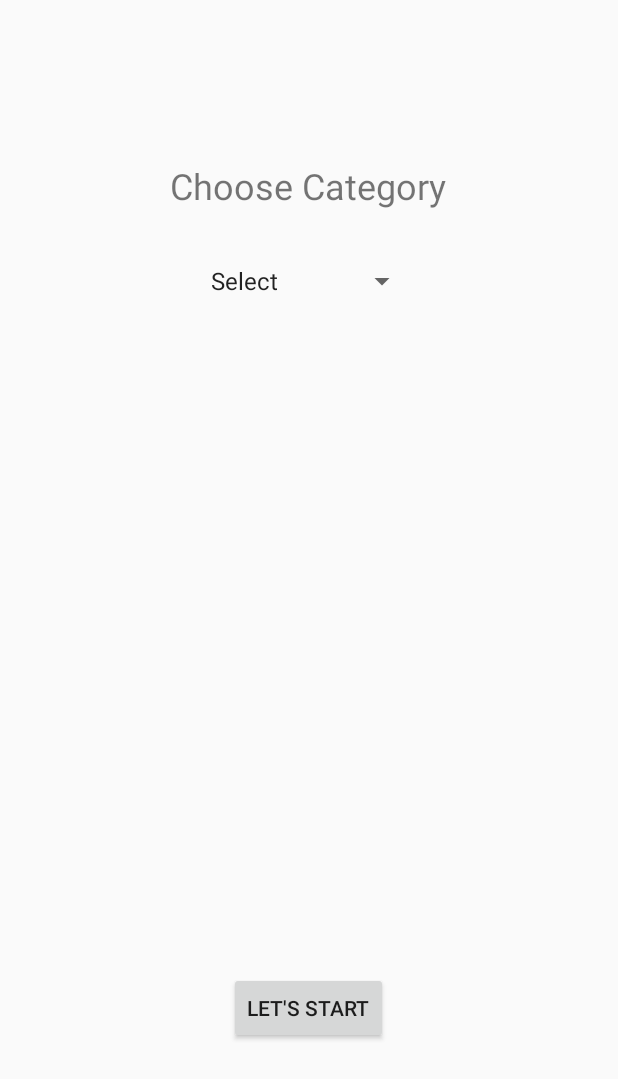
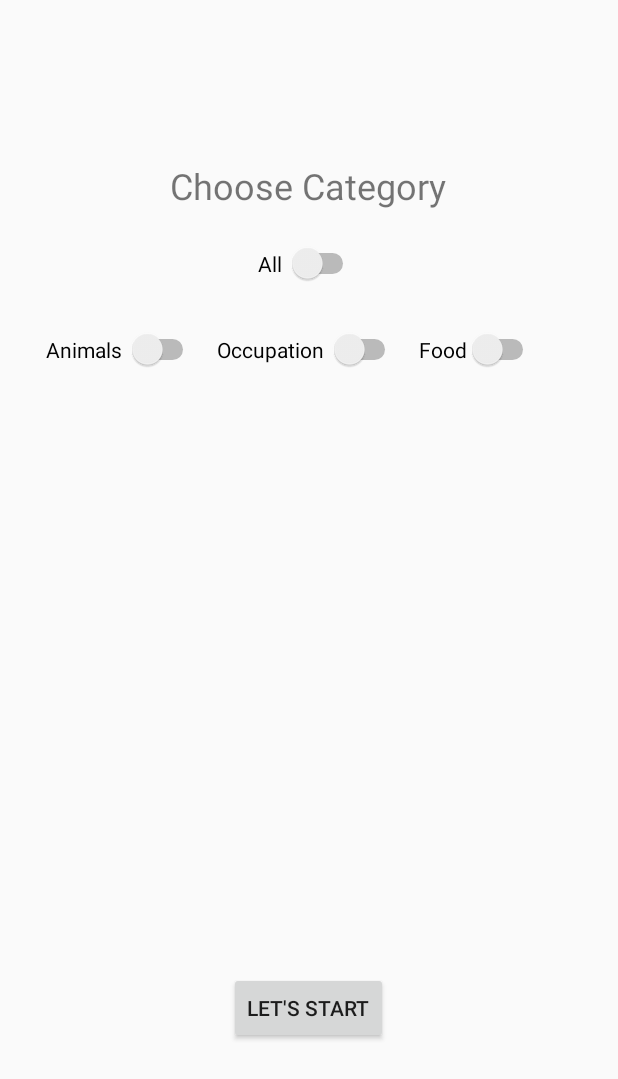
Before and after one commit to Eric1015/VocabularyTest, an Android app: the Setting_Activity screen opened directly, with no data from a screen before it, on a phone screen of 412 x 824 dp. Shown: the top 1079 px of the screen. Run offline under Robolectric (Android 15) with nearby library versions, the phone set to English and light mode, and no system bars.

```diff
--- a/app/src/main/java/hangman/love1/longmandictionaryvocabularytest/Setting_Activity.java
+++ b/app/src/main/java/hangman/love1/longmandictionaryvocabularytest/Setting_Activity.java
@@ -4,52 +4,57 @@ import android.app.Activity;
 import android.content.Intent;
 import android.os.Bundle;
 import android.view.View;
-import android.widget.AdapterView;
-import android.widget.ArrayAdapter;
-import android.widget.Spinner;
-import android.widget.TextView;
-import android.widget.Toast;
+import android.widget.Switch;
 
 import java.util.ArrayList;
+import java.util.Arrays;
+import java.util.List;
 
-public class Setting_Activity extends Activity implements AdapterView.OnItemSelectedListener{
-    private ArrayList<String> categoryList = new ArrayList<>();
+public class Setting_Activity extends Activity {
+    private List<String> categoryList = new ArrayList<>();
+    private List<Switch> switches = new ArrayList<>();
 
     @Override
     protected void onCreate(Bundle savedInstanceState) {
         super.onCreate(savedInstanceState);
         setContentView(R.layout.activity_setting_);
-        Spinner spinner = (Spinner)findViewById(R.id.category_spinner);
-        ArrayAdapter<CharSequence> adapter = ArrayAdapter.createFromResource(this, R.array.category_list, android.R.layout.simple_spinner_item);
-        adapter.setDropDownViewResource(android.R.layout.simple_spinner_dropdown_item);
-        spinner.setAdapter(adapter);
+        Switch switch2 = (Switch)findViewById(R.id.switch2);
+        Switch switch3 = (Switch)findViewById(R.id.switch3);
+        Switch switch4 = (Switch)findViewById(R.id.switch4);
+        switches.add(switch2);
+        switches.add(switch3);
+        switches.add(switch4);
     }
 
     public void onStartButtonClickSetting(View v){
         Intent intent = new Intent(this, Main_Activity.class);
-        intent.putExtra("CategoryList", categoryList);
+        Switch switch1 = (Switch) findViewById(R.id.switch1);
+        boolean on = switch1.isChecked();
+        if (on){
+            categoryList = Arrays.asList(getResources().getStringArray(R.array.category_list));
+        }
+        else{
+            List<String> list = Arrays.asList(getResources().getStringArray(R.array.category_list));
+            for (int i = 0; i < switches.size(); i++){
+                if (switches.get(i).isChecked()){
+                    categoryList.add(list.get(i + 1));
+                }
+            }
+        }
+        intent.putExtra("CategoryList", (ArrayList<String>)categoryList);
         startActivity(intent);
     }
 
-    @Override
-    public void onItemSelected(AdapterView<?> parent, View view, int pos, long id){
-        String item = parent.getItemAtPosition(pos).toString();
-        TextView currentList = (TextView)findViewById(R.id.selected_categories);
-        if (item.equals("All"))
-            currentList.setText("All");
-        else if (!item.equals("Select")){
-            CharSequence currentSequence = currentList.getText();
-            String current = currentSequence.toString();
-            current += " ";
-            current += item;
-            currentList.setText(current);
+    public void onSwitch1Click(View view){
+       boolean on = ((Switch) view).isChecked();
+        if (on){
+            for (int i = 0; i < switches.size(); i++)
+                switches.get(i).setVisibility(View.INVISIBLE);
+        }
+        else{
+            for (int i = 0; i < switches.size(); i++)
+                switches.get(i).setVisibility(View.VISIBLE);
         }
     }
 
-    @Override
-    public void onNothingSelected(AdapterView<?> parent){
-        CharSequence text = "No items selected";
-        Toast toast = Toast.makeText(this, text, Toast.LENGTH_SHORT);
-        toast.show();
-    }
 }
--- a/app/src/main/res/layout/activity_setting_.xml
+++ b/app/src/main/res/layout/activity_setting_.xml
@@ -16,21 +16,6 @@
         android:layout_alignParentTop="true"
         android:layout_centerHorizontal="true" />
 
-    <Spinner
-        android:id="@+id/category_spinner"
-        android:layout_width="wrap_content"
-        android:layout_height="wrap_content"
-        android:layout_marginTop="35dp"
-        android:entries="@array/category_list"
-        android:visibility="visible"
-        android:layout_below="@+id/setting_message"
-        android:layout_centerHorizontal="true"></Spinner>
-
-    <TextView
-        android:id="@+id/selected_categories"
-        android:layout_width="wrap_content"
-        android:layout_height="wrap_content" />
-
     <Button
         android:id="@+id/start_button_setting"
         android:layout_width="wrap_content"
@@ -41,4 +26,47 @@
         android:layout_centerHorizontal="true"
         android:layout_marginBottom="128dp">
     </Button>
+
+    <Switch
+        android:id="@+id/switch1"
+        android:layout_width="wrap_content"
+        android:layout_height="wrap_content"
+        android:layout_below="@+id/setting_message"
+        android:layout_centerHorizontal="true"
+        android:layout_marginTop="22dp"
+        android:onClick="onSwitch1Click"
+        android:text="All " />
+
+    <Switch
+        android:id="@+id/switch2"
+        android:layout_width="wrap_content"
+        android:layout_height="wrap_content"
+        android:text="Animals "
+        android:layout_alignBaseline="@+id/switch3"
+        android:layout_alignBottom="@+id/switch3"
+        android:layout_toLeftOf="@+id/switch3"
+        android:layout_toStartOf="@+id/switch3"
+        android:layout_marginRight="12dp"
+        android:layout_marginEnd="12dp" />
+
+    <Switch
+        android:id="@+id/switch3"
+        android:layout_width="wrap_content"
+        android:layout_height="wrap_content"
+        android:layout_below="@+id/switch1"
+        android:layout_centerHorizontal="true"
+        android:layout_marginTop="30dp"
+        android:text="Occupation " />
+
+    <Switch
+        android:id="@+id/switch4"
+        android:layout_width="wrap_content"
+        android:layout_height="wrap_content"
+        android:text="Food"
+        android:layout_alignBaseline="@+id/switch3"
+        android:layout_alignBottom="@+id/switch3"
+        android:layout_toRightOf="@+id/switch3"
+        android:layout_toEndOf="@+id/switch3"
+        android:layout_marginLeft="12dp"
+        android:layout_marginStart="12dp" />
 </RelativeLayout>
--- a/app/src/main/res/values/strings.xml
+++ b/app/src/main/res/values/strings.xml
@@ -12,6 +12,8 @@
     <string name="end_message">Congratulations!!</string>
     <string name="start_again_button">Start Again</string>
     <string name="done_button">Done</string>
+    <string name="on">On</string>
+    <string name="off">Off</string>
     <string-array name="category_list">
         <item name="select">Select</item>
         <item name="all">All</item>
```
Also changed, not shown: app/src/main/java/hangman/love1/longmandictionaryvocabularytest/Accessories.java (deleted, +0 -25 lines), app/src/main/java/hangman/love1/longmandictionaryvocabularytest/Animals.java (deleted, +0 -49 lines), app/src/main/java/hangman/love1/longmandictionaryvocabularytest/BodyParts.java (deleted, +0 -32 lines), app/src/main/java/hangman/love1/longmandictionaryvocabularytest/Clothing.java (deleted, +0 -19 lines), app/src/main/java/hangman/love1/longmandictionaryvocabularytest/FootWear.java (deleted, +0 -19 lines), app/src/main/java/hangman/love1/longmandictionaryvocabularytest/Insects.java (deleted, +0 -25 lines), app/src/main/java/hangman/love1/longmandictionaryvocabularytest/KitchenVerb.java (deleted, +0 -21 lines), app/src/main/java/hangman/love1/longmandictionaryvocabularytest/Main_Activity.java (+13 -6 lines), app/src/main/java/hangman/love1/longmandictionaryvocabularytest/MeatAndSeafood.java (deleted, +0 -19 lines), app/src/main/java/hangman/love1/longmandictionaryvocabularytest/Reptiles.java (deleted, +0 -17 lines), app/src/main/java/hangman/love1/longmandictionaryvocabularytest/SeaAnimals.java (deleted, +0 -22 lines), app/src/main/java/hangman/love1/longmandictionaryvocabularytest/VocabularyTestDatabaseHelper.java (+7 -2 lines), app/src/main/java/hangman/love1/longmandictionaryvocabularytest/Word.java (+0 -20 lines), app/src/main/res/drawable/logo.png (added), 3 other files.
